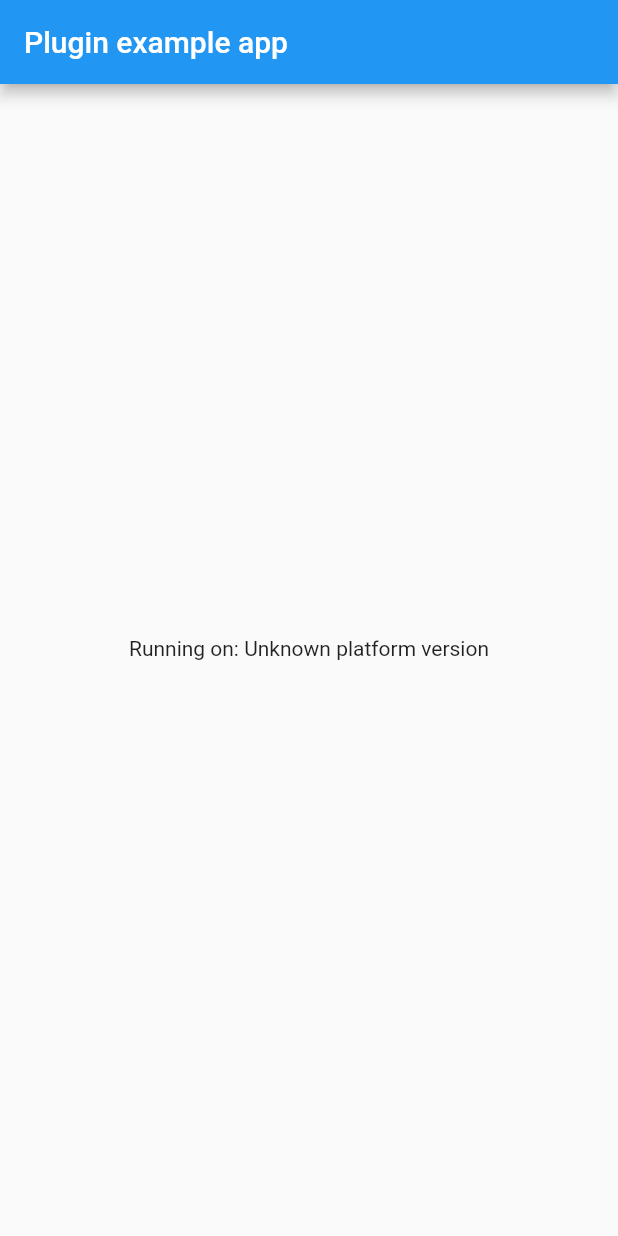
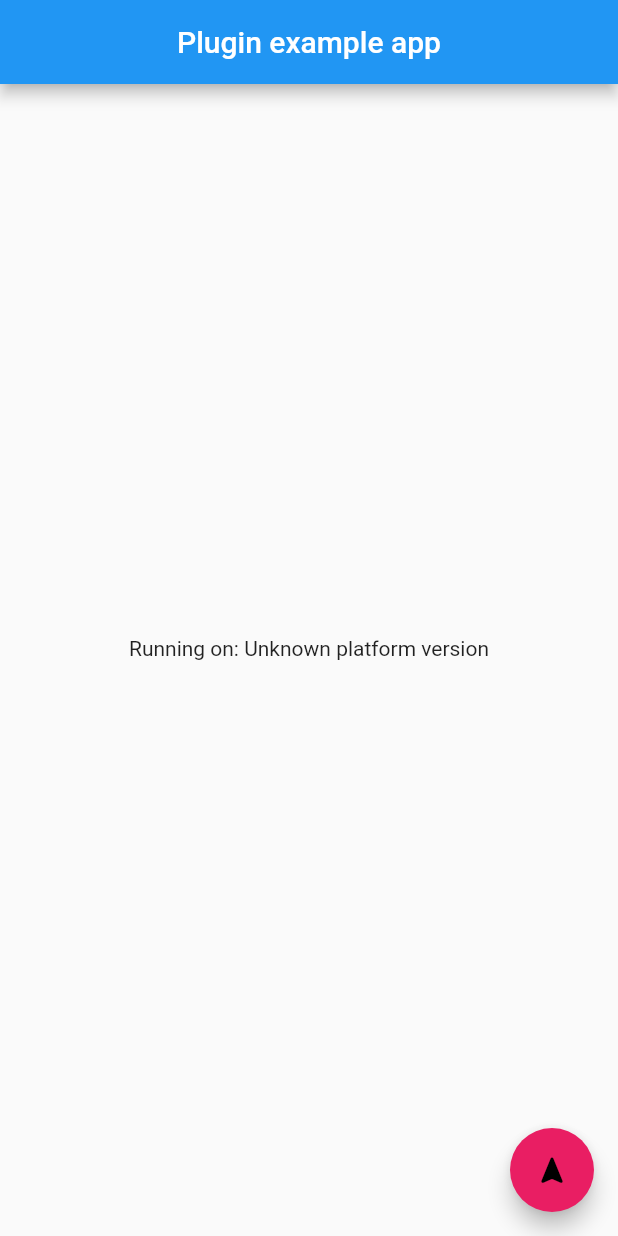
Before and after one commit to FerasHamam/MapsPlugin, a Flutter app: the screen it shows after launch, on a phone screen of 412 x 824 dp. Run offline on Flutter 3.47's test engine with Material 2 defaults, Android fonts, the phone set to English and light mode, and no system bars; our stand-ins replace google_maps_flutter.

Commit message:
added maps functionality

```diff
--- a/maps_plugin/example/lib/main.dart
+++ b/maps_plugin/example/lib/main.dart
@@ -3,6 +3,9 @@ import 'dart:async';
 
 import 'package:flutter/services.dart';
 import 'package:maps_plugin/maps_plugin.dart';
+
+//screens
+import 'Screens/map_screen.dart';
 
 void main() {
   runApp(const MyApp());
@@ -24,23 +27,15 @@ class _MyAppState extends State<MyApp> {
     initPlatformState();
   }
 
-  // Platform messages are asynchronous, so we initialize in an async method.
   Future<void> initPlatformState() async {
     String platformVersion;
-    // Platform messages may fail, so we use a try/catch PlatformException.
-    // We also handle the message potentially returning null.
     try {
       platformVersion =
           await MapsPlugin.platformVersion ?? 'Unknown platform version';
     } on PlatformException {
       platformVersion = 'Failed to get platform version.';
     }
-
-    // If the widget was removed from the tree while the asynchronous platform
-    // message was in flight, we want to discard the reply rather than calling
-    // setState to update our non-existent appearance.
     if (!mounted) return;
-
     setState(() {
       _platformVersion = platformVersion;
     });
@@ -49,14 +44,35 @@ class _MyAppState extends State<MyApp> {
   @override
   Widget build(BuildContext context) {
     return MaterialApp(
-      home: Scaffold(
-        appBar: AppBar(
-          title: const Text('Plugin example app'),
-        ),
-        body: Center(
-          child: Text('Running on: $_platformVersion\n'),
-        ),
-      ),
+      home: ScaffoldWidget(platformVersion: _platformVersion),
     );
   }
 }
+
+class ScaffoldWidget extends StatelessWidget {
+  const ScaffoldWidget({
+    Key? key,
+    required String platformVersion,
+  }) : _platformVersion = platformVersion, super(key: key);
+
+  final String _platformVersion;
+
+  @override
+  Widget build(BuildContext context) {
+    return Scaffold(
+      appBar: AppBar(
+        centerTitle: true,
+        title: const Text('Plugin example app',),
+      ),
+      body: Center(
+        child: Text('Running on: $_platformVersion\n'),
+      ),
+      floatingActionButton: FloatingActionButton(
+        onPressed: (){
+          Navigator.push(context, MaterialPageRoute(builder: (context)=> const MapsScreen()),);
+      },
+      backgroundColor: Colors.pink,
+      child: const Icon(Icons.navigation_rounded,color: Colors.black,),),
+    );
+  }
+}
--- a/maps_plugin/example/pubspec.yaml
+++ b/maps_plugin/example/pubspec.yaml
@@ -17,7 +17,7 @@ environment:
 dependencies:
   flutter:
     sdk: flutter
-
+  permission: ^0.1.7
   maps_plugin:
     # When depending on this package from a real application you should use:
     #   maps_plugin: ^x.y.z
--- a/maps_plugin/lib/maps_plugin.dart
+++ b/maps_plugin/lib/maps_plugin.dart
@@ -1,13 +1,21 @@
-
 import 'dart:async';
-
 import 'package:flutter/services.dart';
+import 'package:google_maps_flutter/google_maps_flutter.dart';
 
 class MapsPlugin {
   static const MethodChannel _channel = MethodChannel('maps_plugin');
-
+  static const CameraPosition _kGooglePlex =  CameraPosition(
+    target:  LatLng(32.54833631851169, 35.858889312939816),
+    zoom:  25,
+  );
   static Future<String?> get platformVersion async {
     final String? version = await _channel.invokeMethod('getPlatformVersion');
     return version;
   }
+
+  static GoogleMap getMap(){
+    return const GoogleMap(mapType: MapType.hybrid,initialCameraPosition:
+    _kGooglePlex,);
+  }
 }
+//32.54833631851169, 35.858889312939816
--- a/maps_plugin/pubspec.yaml
+++ b/maps_plugin/pubspec.yaml
@@ -10,6 +10,8 @@ environment:
 dependencies:
   flutter:
     sdk: flutter
+  google_maps_flutter: ^2.1.1
+
 
 dev_dependencies:
   flutter_test:
```
Also changed, not shown: maps_plugin/example/lib/Screens/map_screen.dart (added, +17 -0 lines), maps_plugin/example/pubspec.lock, maps_plugin/pubspec.lock, 3 other files.
